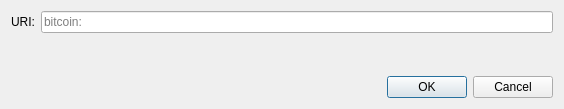
First picture: the form in src/qt/forms/openuridialog.ui, repository willyjin17/coin, before the edit.
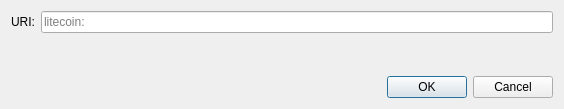
Second picture: the form after the edit. Custom widgets are drawn as their Qt base class.

Commit message: Litecoin: Branding

```diff
--- a/src/qt/forms/openuridialog.ui
+++ b/src/qt/forms/openuridialog.ui
@@ -26,7 +26,7 @@
      <item>
       <widget class="QValidatedLineEdit" name="uriEdit">
        <property name="placeholderText">
-        <string notr="true">bitcoin:</string>
+        <string notr="true">litecoin:</string>
        </property>
       </widget>
      </item>
```
The commit also changes 1 other file.
